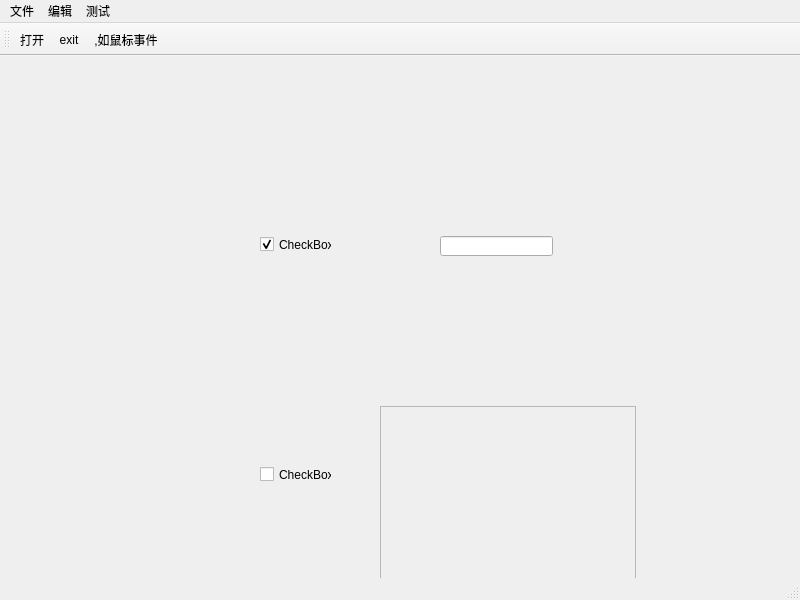
Before: the Qt Designer form study_PyQt5/frist.ui in unreal555/pystudy, drawn with Qt 5.
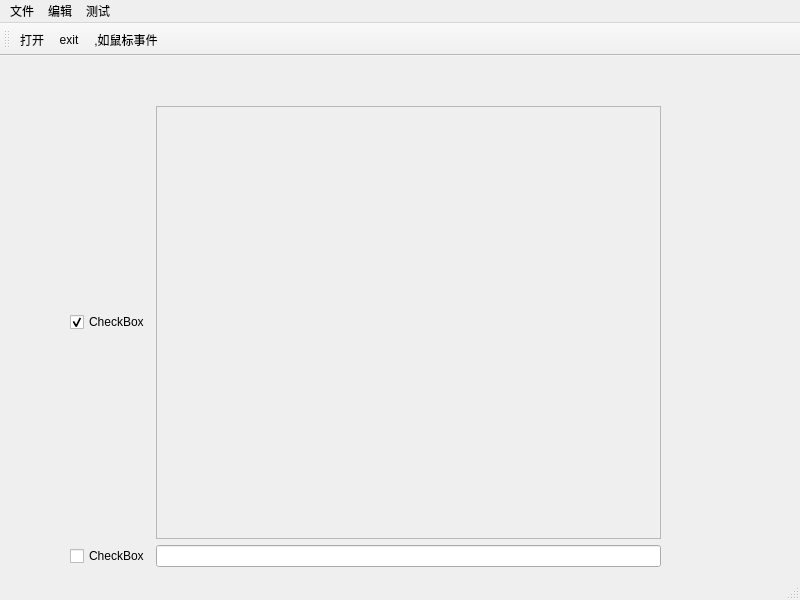
After: the same form once the commit is applied.

```diff
--- a/study_PyQt5/frist.ui
+++ b/study_PyQt5/frist.ui
@@ -17,18 +17,35 @@
    <string>MainWindow</string>
   </property>
   <widget class="QWidget" name="centralwidget">
+   <widget class="QWidget" name="gridLayoutWidget">
+    <property name="geometry">
+     <rect>
+      <x>70</x>
+      <y>50</y>
+      <width>591</width>
+      <height>461</height>
+     </rect>
+    </property>
+    <layout class="QGridLayout" name="gridLayout">
+     <item row="3" column="1">
+      <widget class="QLineEdit" name="lineEdit">
+       <property name="enabled">
+        <bool>true</bool>
+       </property>
+      </widget>
+     </item>
+     <item row="1" column="1">
+      <widget class="QTextBrowser" name="textBrowser">
+       <property name="enabled">
+        <bool>false</bool>
+       </property>
+      </widget>
+     </item>
+     <item row="1" column="0">
    <widget class="QCheckBox" name="checkBox">
     <property name="enabled">
      <bool>true</bool>
     </property>
-    <property name="geometry">
-     <rect>
-      <x>260</x>
-      <y>180</y>
-      <width>72</width>
-      <height>17</height>
-     </rect>
-    </property>
     <property name="text">
      <string>CheckBox</string>
     </property>
@@ -36,44 +53,15 @@
      <bool>true</bool>
     </property>
    </widget>
+     </item>
+     <item row="3" column="0">
    <widget class="QCheckBox" name="checkBox_2">
-    <property name="geometry">
-     <rect>
-      <x>260</x>
-      <y>410</y>
-      <width>72</width>
-      <height>17</height>
-     </rect>
-    </property>
     <property name="text">
      <string>CheckBox</string>
     </property>
    </widget>
-   <widget class="QTextBrowser" name="textBrowser">
-    <property name="enabled">
-     <bool>false</bool>
-    </property>
-    <property name="geometry">
-     <rect>
-      <x>380</x>
-      <y>350</y>
-      <width>256</width>
-      <height>192</height>
-     </rect>
-    </property>
-   </widget>
-   <widget class="QLineEdit" name="lineEdit">
-    <property name="enabled">
-     <bool>true</bool>
-    </property>
-    <property name="geometry">
-     <rect>
-      <x>440</x>
-      <y>180</y>
-      <width>113</width>
-      <height>20</height>
-     </rect>
-    </property>
+     </item>
+    </layout>
    </widget>
   </widget>
   <widget class="QMenuBar" name="menubar">
```
Lines whose indentation alone changed are shown as unchanged.
